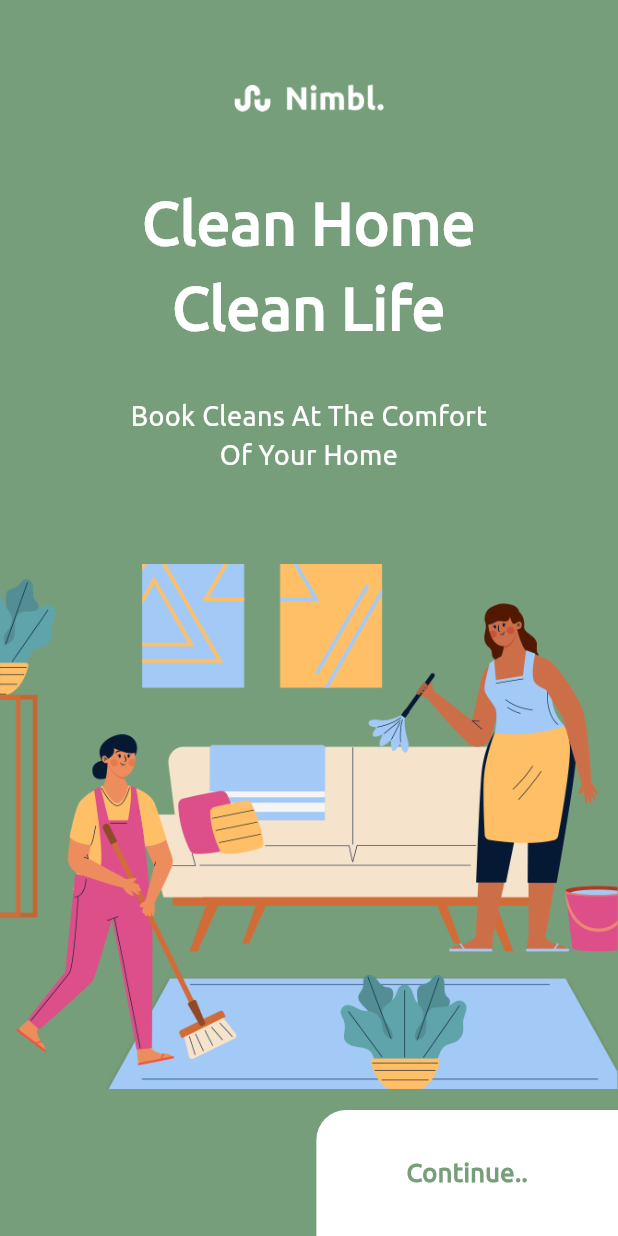
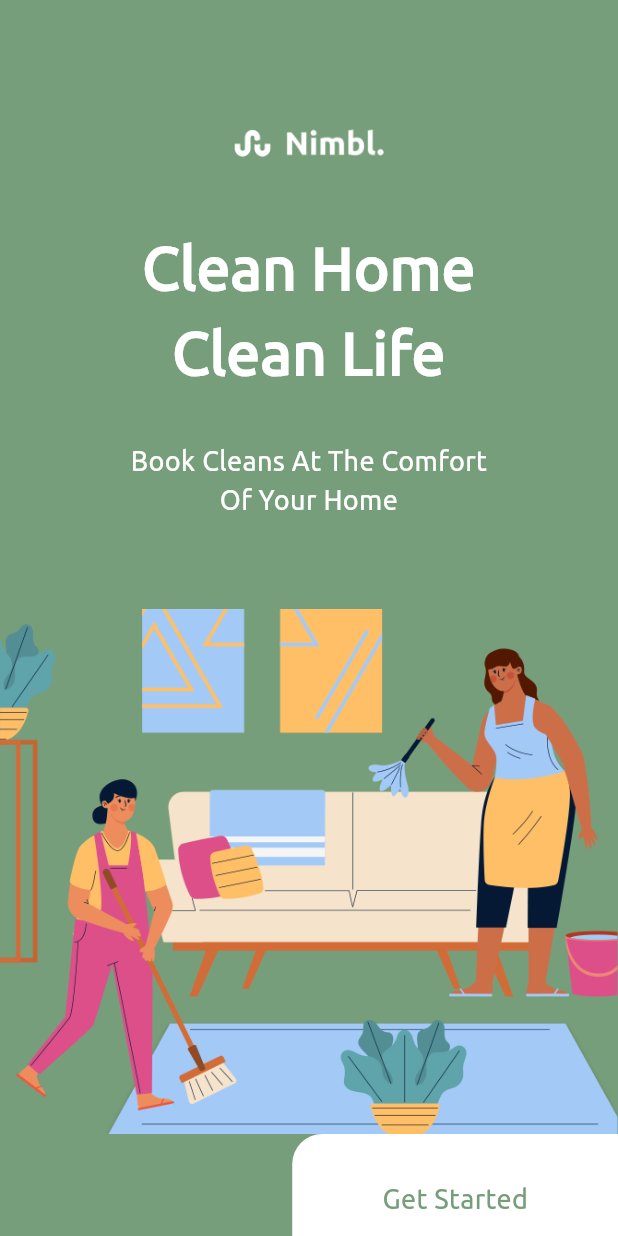
Before and after one commit to Mukarram-Dev/Home-Cleaning-App, a Flutter app: the screen it shows after launch, on a phone screen of 412 x 824 dp. Run offline on Flutter 3.47's test engine with Material 3 defaults, Android fonts, the phone set to English and light mode, and no system bars; our stand-ins replace another_flushbar, fluttertoast, go_router, table_calendar.

Commit message:
optimize code commit

```diff
--- a/lib/config/theme/colors.dart
+++ b/lib/config/theme/colors.dart
@@ -4,7 +4,7 @@ import 'package:flutter/material.dart';
 class AppColors {
 //Primary Colors
 
-  static const Color primaryColor = Color(0xff000000);
+  static const Color primaryColor = Color(0xff779E7A);
   static const Color darkBlue = Color(0xFF205072);
 
   static const Color white = Color(0xFFFFFFFF);
--- a/lib/config/theme/text_theme_style.dart
+++ b/lib/config/theme/text_theme_style.dart
@@ -3,9 +3,9 @@ import 'package:flutter/cupertino.dart';
 
 class AppTextStyles {
   static TextStyle textHeading({
-    Color color = AppColors.primaryColor,
+    Color color = AppColors.white,
     double fontSize = 28,
-    FontWeight fontWeight = FontWeight.bold,
+    FontWeight fontWeight = FontWeight.w900,
     String fontFamily = 'ubuntu',
   }) {
     return TextStyle(
@@ -60,9 +60,9 @@ class AppTextStyles {
   }
 
   static TextStyle textLabel({
-    Color color = AppColors.labelColor,
-    double fontSize = 16,
-    FontWeight fontWeight = FontWeight.w600,
+    Color color = AppColors.white,
+    double fontSize = 18,
+    FontWeight fontWeight = FontWeight.w400,
     String fontFamily = 'ubuntu',
   }) {
     return TextStyle(
--- a/lib/main.dart
+++ b/lib/main.dart
@@ -1,5 +1,7 @@
 import 'package:cleaningapp/config/routes/routes.dart';
+import 'package:cleaningapp/providers/home_provider.dart';
 import 'package:flutter/material.dart';
+import 'package:provider/provider.dart';
 
 void main() {
   runApp(MyApp());
@@ -9,11 +11,14 @@ class MyApp extends StatelessWidget {
   // This widget is the root of your application.
   @override
   Widget build(BuildContext context) {
-    return MaterialApp.router(
-      routerConfig: router,
-      debugShowCheckedModeBanner: false,
-      theme: ThemeData(
-        fontFamily: 'ubuntu',
+    return Provider(
+      create: (context) => HomeProvider(),
+      child: MaterialApp.router(
+        routerConfig: router,
+        debugShowCheckedModeBanner: false,
+        theme: ThemeData(
+          fontFamily: 'ubuntu',
+        ),
       ),
     );
   }
--- /dev/null
+++ b/lib/providers/home_provider.dart
@@ -0,0 +1,11 @@
+import 'package:flutter/material.dart';
+
+class HomeProvider with ChangeNotifier {
+  final _selectedCleaning = ValueNotifier<String>('');
+  String get selectedCleaning => _selectedCleaning.value;
+
+  void changeSelecteedCleaning(String newval) {
+    _selectedCleaning.value = newval;
+    notifyListeners();
+  }
+}
--- a/lib/views/Splash/splash_view.dart
+++ b/lib/views/Splash/splash_view.dart
@@ -1,4 +1,7 @@
 import 'package:cleaningapp/config/routes/routes_name.dart';
+import 'package:cleaningapp/config/theme/colors.dart';
+import 'package:cleaningapp/config/theme/text_theme_style.dart';
+import 'package:cleaningapp/utils/gaps.dart';
 import 'package:flutter/material.dart';
 import 'package:cleaningapp/ColorScheme.dart';
 import 'package:go_router/go_router.dart';
@@ -11,6 +14,7 @@ class SplashView extends StatelessWidget {
       backgroundColor: purple,
       body: Column(
         children: [
+          Gaps.verticalGapOf(30),
           Container(
             width: 100,
             height: 50,
@@ -24,8 +28,7 @@ class SplashView extends StatelessWidget {
           ),
           Text(
             "Clean Home\nClean Life",
-            style: TextStyle(
-                fontSize: 40, color: Colors.white, fontWeight: FontWeight.w900),
+            style: AppTextStyles.textHeading(fontSize: 40),
             textAlign: TextAlign.center,
           ),
           SizedBox(
@@ -33,11 +36,7 @@ class SplashView extends StatelessWidget {
           ),
           Text(
             "Book Cleans At The Comfort \nOf Your Home",
-            style: TextStyle(
-              fontSize: 18,
-              color: Colors.white,
-              fontWeight: FontWeight.w400,
-            ),
+            style: AppTextStyles.textLabel(color: AppColors.white),
             textAlign: TextAlign.center,
           ),
           SizedBox(
@@ -68,11 +67,9 @@ class SplashView extends StatelessWidget {
                           BorderRadius.only(topLeft: Radius.circular(20)),
                       color: Colors.white),
                   child: Text(
-                    'Continue..',
-                    style: TextStyle(
-                        fontSize: 17,
-                        fontWeight: FontWeight.w600,
-                        color: purple),
+                    'Get Started',
+                    style:
+                        AppTextStyles.textLabel(color: AppColors.primaryColor),
                   ),
                 ),
               )
--- a/pubspec.yaml
+++ b/pubspec.yaml
@@ -35,6 +35,7 @@ dependencies:
   another_flushbar: ^1.12.30
   fluttertoast: ^8.2.8
   go_router: ^14.4.1
+  flutter_lints: ^5.0.0
 
 dev_dependencies:
   flutter_test:
```
Also changed, not shown: lib/views/home /home_view.dart (+4 -20 lines), 1 other file.
